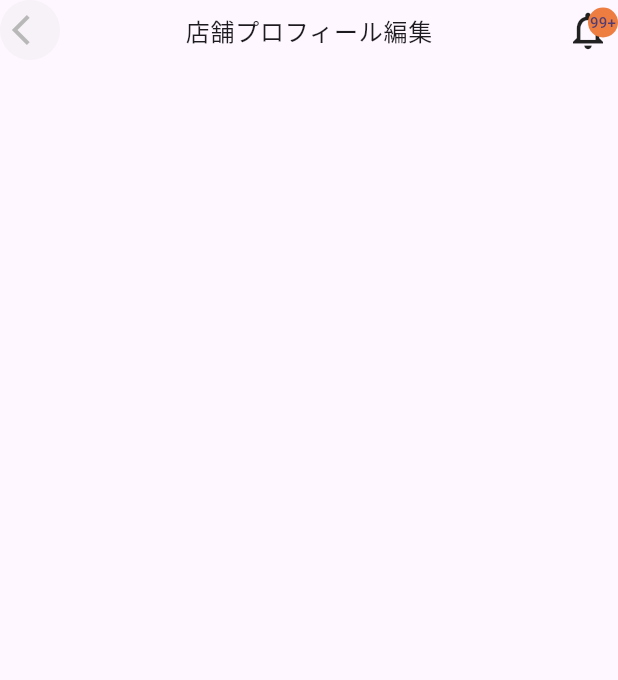
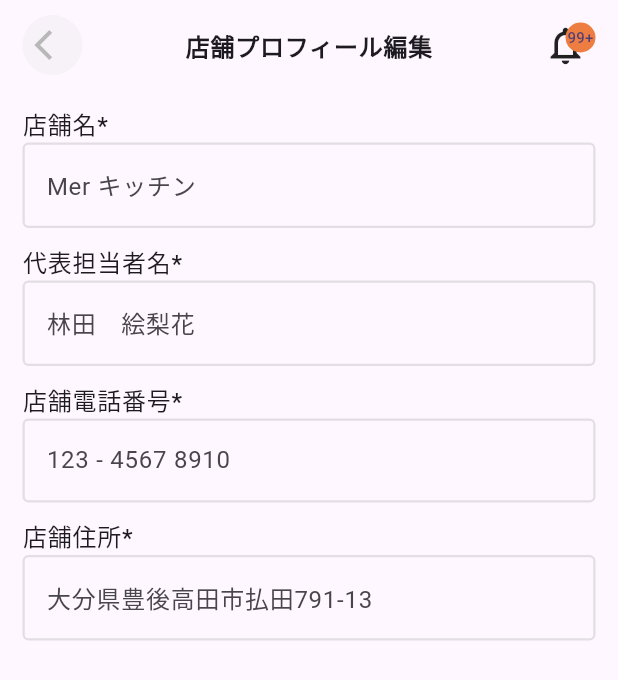
Before and after one commit to grmmahato/demo_remote, a Flutter app: the screen it shows after launch, on a phone screen of 412 x 824 dp. Shown: the top 680 px of the screen. Run offline on Flutter 3.47's test engine with Material 3 defaults, Android fonts, the phone set to English and light mode, and no system bars.

Commit message:
my part finished

```diff
--- /dev/null
+++ b/lib/common/custom_textform_field.dart
@@ -0,0 +1,34 @@
+import 'package:flutter/material.dart';
+
+class CustomTextFormField extends StatelessWidget {
+  final String hintText;
+  const CustomTextFormField({super.key, required this.hintText});
+
+  @override
+  Widget build(BuildContext context) {
+    return TextFormField(
+      decoration: InputDecoration(
+        // isDense: true,
+        hintText: hintText,
+        border: OutlineInputBorder(
+          borderSide: BorderSide(
+            color: const Color(0xffB8B8B8).withOpacity(0.4),
+            width: 1.5,
+          ),
+        ),
+        focusedBorder: OutlineInputBorder(
+          borderSide: BorderSide(
+            color: const Color(0xffB8B8B8).withOpacity(0.4),
+            width: 1.5,
+          ),
+        ),
+        enabledBorder: OutlineInputBorder(
+          borderSide: BorderSide(
+            color: const Color(0xffB8B8B8).withOpacity(0.4),
+            width: 1.5,
+          ),
+        ),
+      ),
+    );
+  }
+}
--- a/lib/home_page.dart
+++ b/lib/home_page.dart
@@ -1,4 +1,6 @@
 import 'package:flutter/material.dart';
+
+import 'common/custom_textform_field.dart';
 
 class HomePage extends StatefulWidget {
   const HomePage({super.key});
@@ -14,7 +16,10 @@ class _HomePageState extends State<HomePage> {
     return SafeArea(
       top: true,
       child: Scaffold(
-        body: Column(
+        body: Padding(
+          padding: const EdgeInsets.symmetric(horizontal: 15, vertical: 10),
+          child: Column(
+            crossAxisAlignment: CrossAxisAlignment.start,
             children: [
               Row(
                 mainAxisAlignment: MainAxisAlignment.spaceBetween,
@@ -28,7 +33,10 @@ class _HomePageState extends State<HomePage> {
                   ),
                   Text(
                     "店舗プロフィール編集",
-                  style: Theme.of(context).textTheme.bodyLarge,
+                    style: Theme.of(context)
+                        .textTheme
+                        .bodyLarge!
+                        .copyWith(fontWeight: FontWeight.w600),
                   ),
                   const Stack(
                     children: [
@@ -54,7 +62,63 @@ class _HomePageState extends State<HomePage> {
                   ),
                 ],
               ),
+              const SizedBox(
+                height: 20,
+              ),
+              Text(
+                "店舗名*",
+                style: Theme.of(context)
+                    .textTheme
+                    .bodyLarge!
+                    .copyWith(fontWeight: FontWeight.w500),
+              ),
+              const CustomTextFormField(
+                hintText: "Mer キッチン",
+              ),
+              const SizedBox(
+                height: 10,
+              ),
+              Text(
+                "代表担当者名*",
+                style: Theme.of(context)
+                    .textTheme
+                    .bodyLarge!
+                    .copyWith(fontWeight: FontWeight.w500),
+              ),
+              const CustomTextFormField(
+                hintText: "林田　絵梨花",
+              ),
+              const SizedBox(
+                height: 10,
+              ),
+              Text(
+                "店舗電話番号*",
+                style: Theme.of(context)
+                    .textTheme
+                    .bodyLarge!
+                    .copyWith(fontWeight: FontWeight.w500),
+              ),
+              const CustomTextFormField(
+                hintText: "123 - 4567 8910",
+              ),
+              const SizedBox(
+                height: 10,
+              ),
+              Text(
+                "店舗住所*",
+                style: Theme.of(context)
+                    .textTheme
+                    .bodyLarge!
+                    .copyWith(fontWeight: FontWeight.w500),
+              ),
+              const CustomTextFormField(
+                hintText: "大分県豊後高田市払田791-13",
+              ),
+              const SizedBox(
+                height: 10,
+              ),
             ],
+          ),
         ),
       ),
     );
--- a/lib/main.dart
+++ b/lib/main.dart
@@ -12,9 +12,8 @@ class MyApp extends StatelessWidget {
   @override
   Widget build(BuildContext context) {
     return MaterialApp(
-      title: 'Flutter Demo',
+      debugShowCheckedModeBanner: false,
       theme: ThemeData(
-
         colorScheme: ColorScheme.fromSeed(seedColor: Colors.deepPurple),
         useMaterial3: true,
       ),
```
Lines whose indentation alone changed are shown as unchanged.
